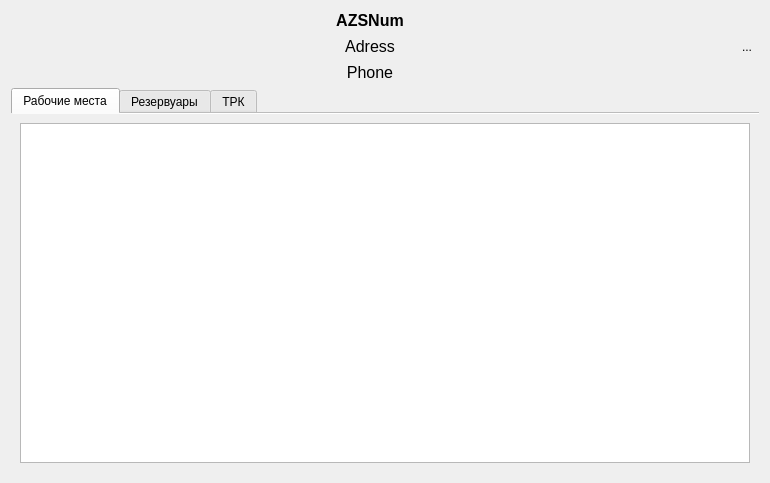
Old version of the form Terminals/objectform.ui in the repository rust3128/Gandalf.
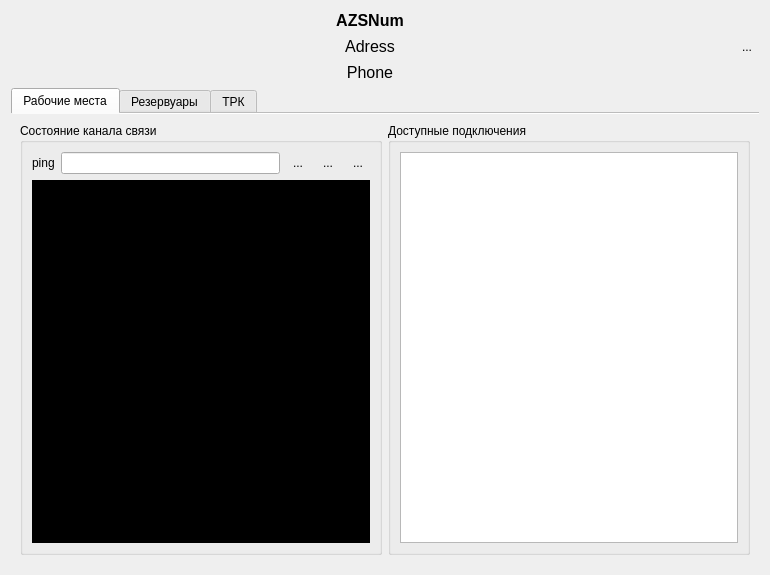
New version of the form. Icons and pictures are not drawn.

Commit message: Add Ping Model

```diff
--- a/Terminals/objectform.ui
+++ b/Terminals/objectform.ui
@@ -7,7 +7,7 @@
     <x>0</x>
     <y>0</y>
     <width>770</width>
-    <height>483</height>
+    <height>575</height>
    </rect>
   </property>
   <property name="windowTitle">
@@ -122,18 +122,131 @@
       <attribute name="title">
        <string>Рабочие места</string>
       </attribute>
-      <layout class="QGridLayout" name="gridLayout">
-       <item row="0" column="0">
-        <widget class="QListWidget" name="listWidget">
-         <property name="isWrapping" stdset="0">
-          <bool>false</bool>
+      <layout class="QHBoxLayout" name="horizontalLayout">
+       <item>
+        <widget class="QGroupBox" name="groupBox">
+         <property name="title">
+          <string>Состояние канала связи</string>
          </property>
-         <property name="spacing">
-          <number>0</number>
+         <layout class="QGridLayout" name="gridLayout">
+          <item row="0" column="0">
+           <widget class="QLabel" name="label_3">
+            <property name="text">
+             <string>ping</string>
+            </property>
+           </widget>
+          </item>
+          <item row="0" column="1">
+           <widget class="QLineEdit" name="lineEditPingAdress"/>
+          </item>
+          <item row="0" column="2">
+           <widget class="QToolButton" name="toolButtonAdres2Clip">
+            <property name="toolTip">
+             <string>&lt;html&gt;&lt;head/&gt;&lt;body&gt;&lt;p&gt;Скопировать адрес в буфер обмена&lt;/p&gt;&lt;/body&gt;&lt;/html&gt;</string>
+            </property>
+            <property name="text">
+             <string>...</string>
+            </property>
+            <property name="icon">
+             <iconset resource="../resource.qrc">
+              <normaloff>:/Images/clipboard_icon.png</normaloff>:/Images/clipboard_icon.png</iconset>
+            </property>
+            <property name="iconSize">
+             <size>
+              <width>24</width>
+              <height>24</height>
+             </size>
+            </property>
+            <property name="autoRaise">
+             <bool>true</bool>
+            </property>
+           </widget>
+          </item>
+          <item row="0" column="3">
+           <widget class="QToolButton" name="toolButtonPingAddres">
+            <property name="toolTip">
+             <string>&lt;html&gt;&lt;head/&gt;&lt;body&gt;&lt;p&gt;ping указанного адреса&lt;/p&gt;&lt;/body&gt;&lt;/html&gt;</string>
+            </property>
+            <property name="text">
+             <string>...</string>
+            </property>
+            <property name="icon">
+             <iconset resource="../resource.qrc">
+              <normaloff>:/Images/ping_icon.png</normaloff>:/Images/ping_icon.png</iconset>
+            </property>
+            <property name="iconSize">
+             <size>
+              <width>24</width>
+              <height>24</height>
+             </size>
+            </property>
+            <property name="autoRaise">
+             <bool>true</bool>
+            </property>
+           </widget>
+          </item>
+          <item row="0" column="4">
+           <widget class="QToolButton" name="toolButtonClearPing">
+            <property name="toolTip">
+             <string>&lt;html&gt;&lt;head/&gt;&lt;body&gt;&lt;p&gt;Очистить окно Ping&lt;/p&gt;&lt;/body&gt;&lt;/html&gt;</string>
+            </property>
+            <property name="text">
+             <string>...</string>
+            </property>
+            <property name="icon">
+             <iconset resource="../resource.qrc">
+              <normaloff>:/Images/clear_icon.png</normaloff>:/Images/clear_icon.png</iconset>
+            </property>
+            <property name="iconSize">
+             <size>
+              <width>24</width>
+              <height>24</height>
+             </size>
+            </property>
+            <property name="autoRaise">
+             <bool>true</bool>
+            </property>
+           </widget>
+          </item>
+          <item row="1" column="0" colspan="5">
+           <widget class="QPlainTextEdit" name="plainTextEditPing">
+            <property name="font">
+             <font>
+              <pointsize>10</pointsize>
+             </font>
+            </property>
+            <property name="styleSheet">
+             <string notr="true">background-color: rgb(0, 0, 0);
+color: rgb(0, 255, 0);</string>
+            </property>
+            <property name="placeholderText">
+             <string/>
+            </property>
+           </widget>
+          </item>
+         </layout>
+        </widget>
+       </item>
+       <item>
+        <widget class="QGroupBox" name="groupBox_2">
+         <property name="title">
+          <string>Доступные подключения</string>
          </property>
-         <property name="selectionRectVisible">
-          <bool>true</bool>
-         </property>
+         <layout class="QGridLayout" name="gridLayout_6">
+          <item row="0" column="0">
+           <widget class="QListWidget" name="listWidget">
+            <property name="isWrapping" stdset="0">
+             <bool>false</bool>
+            </property>
+            <property name="spacing">
+             <number>0</number>
+            </property>
+            <property name="selectionRectVisible">
+             <bool>true</bool>
+            </property>
+           </widget>
+          </item>
+         </layout>
         </widget>
        </item>
       </layout>
```
Left out of the diff: 48 changed lines with no effect on the pictures. The commit also changes 13 other files.
